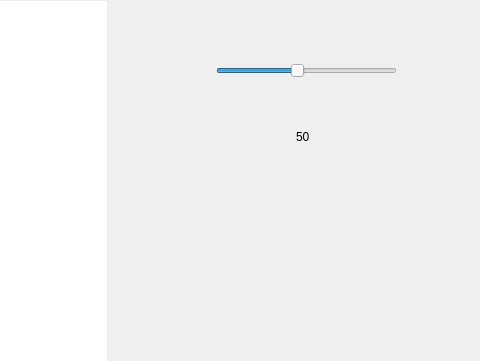
sauzzon/Visualization, file Visualizer/widget.ui: the form before one commit; both pictures show x 894 to 1374 and y 0 to 361 of the 1374 by 720 pixel window.
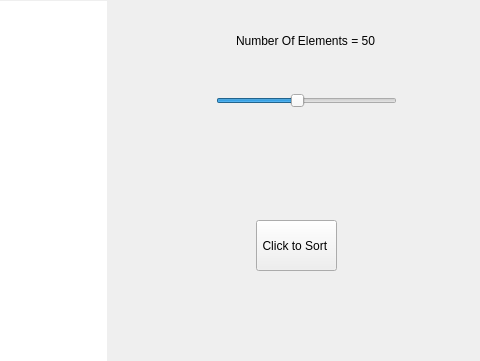
The form after the commit.

Commit message:
Click to sort added
Click to sort push button is added

The edit to the form file:
```diff
--- a/Visualizer/widget.ui
+++ b/Visualizer/widget.ui
@@ -42,7 +42,7 @@
    <property name="geometry">
     <rect>
      <x>1110</x>
-     <y>40</y>
+     <y>70</y>
      <width>181</width>
      <height>61</height>
     </rect>
@@ -75,14 +75,30 @@
   <widget class="QLabel" name="label">
    <property name="geometry">
     <rect>
-     <x>1190</x>
-     <y>130</y>
-     <width>47</width>
-     <height>13</height>
+     <x>1130</x>
+     <y>30</y>
+     <width>141</width>
+     <height>21</height>
     </rect>
    </property>
    <property name="text">
-    <string>50</string>
+    <string>Number Of Elements = 50</string>
+   </property>
+  </widget>
+  <widget class="QPushButton" name="pushButton">
+   <property name="geometry">
+    <rect>
+     <x>1150</x>
+     <y>220</y>
+     <width>81</width>
+     <height>51</height>
+    </rect>
+   </property>
+   <property name="text">
+    <string>Click to Sort </string>
+   </property>
+   <property name="flat">
+    <bool>false</bool>
    </property>
   </widget>
  </widget>
```
The commit also changes 7 other files.
